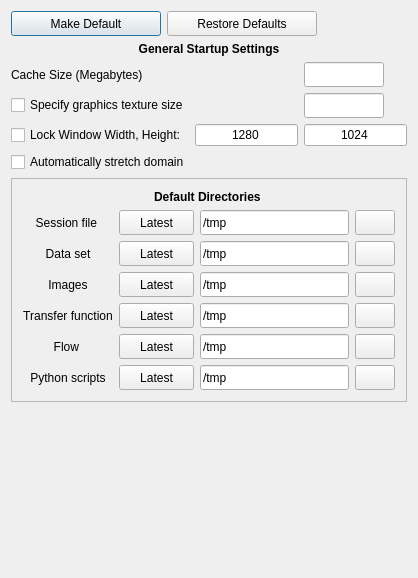
Old version of the form apps/vaporgui/startupTab.ui in the repository StasJ/vapor-formatted.
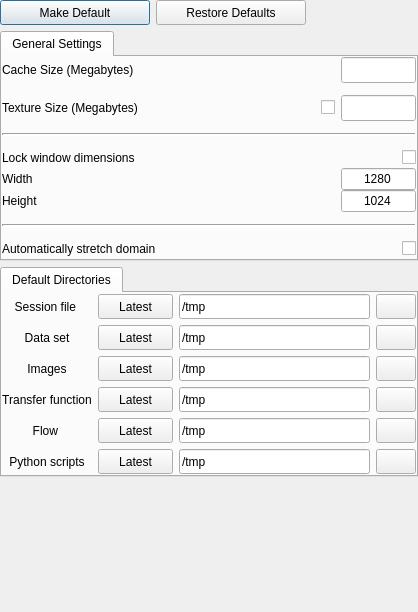
New version of the form.

```diff
--- a/apps/vaporgui/startupTab.ui
+++ b/apps/vaporgui/startupTab.ui
@@ -7,7 +7,7 @@
     <x>0</x>
     <y>0</y>
     <width>418</width>
-    <height>578</height>
+    <height>612</height>
    </rect>
   </property>
   <property name="minimumSize">
@@ -34,9 +34,19 @@
   <property name="whatsThis">
    <string>&lt;html&gt;&lt;head/&gt;&lt;body&gt;&lt;p&gt;The startup settings are used when VAPOR is started.  Click &amp;quot;Make Default&amp;quot; to make the changes apply the next time VAPOR is started. You will need to restart VAPOR in order to apply these settings.&lt;/p&gt;&lt;/body&gt;&lt;/html&gt;</string>
   </property>
-  <layout class="QHBoxLayout" name="horizontalLayout_2">
-   <item>
-    <layout class="QVBoxLayout" name="verticalLayout_2">
+  <layout class="QVBoxLayout" name="verticalLayout_5">
+   <property name="leftMargin">
+    <number>0</number>
+   </property>
+   <property name="topMargin">
+    <number>0</number>
+   </property>
+   <property name="rightMargin">
+    <number>0</number>
+   </property>
+   <property name="bottomMargin">
+    <number>0</number>
+   </property>
      <item>
       <layout class="QHBoxLayout" name="_10">
        <item>
@@ -114,89 +124,33 @@
       </layout>
      </item>
      <item>
-      <widget class="QLabel" name="textLabel1_9">
-       <property name="text">
-        <string>&lt;html&gt;&lt;head/&gt;&lt;body&gt;&lt;p&gt;&lt;span style=&quot; font-weight:600;&quot;&gt;General Startup Settings&lt;/span&gt;&lt;/p&gt;&lt;/body&gt;&lt;/html&gt;</string>
-       </property>
-       <property name="alignment">
-        <set>Qt::AlignCenter</set>
+    <widget class="QTabWidget" name="tabWidget">
+     <property name="currentIndex">
+      <number>0</number>
+     </property>
+     <widget class="QWidget" name="tab_2">
+      <attribute name="title">
+       <string>General Settings</string>
+      </attribute>
+      <layout class="QVBoxLayout" name="verticalLayout_2">
+       <property name="spacing">
+        <number>12</number>
        </property>
-       <property name="wordWrap">
-        <bool>true</bool>
+       <property name="leftMargin">
+        <number>0</number>
        </property>
-      </widget>
-     </item>
-     <item>
-      <layout class="QVBoxLayout" name="_4">
-       <item>
-        <layout class="QGridLayout" name="_5">
-         <item row="0" column="2">
-          <widget class="QLineEdit" name="cacheSizeEdit">
-           <property name="minimumSize">
-            <size>
-             <width>0</width>
-             <height>25</height>
-            </size>
-           </property>
-           <property name="maximumSize">
-            <size>
-             <width>80</width>
-             <height>32767</height>
-            </size>
-           </property>
-           <property name="toolTip">
-            <string>Specify total number of megabytes that will be used for data cache</string>
-           </property>
-           <property name="whatsThis">
-            <string>The data cache size is the total amount of memory that VAPOR will used to hold volume data.  Best performance is obtained by choosing a value approximately equal to the physical memory that is available for the application.  If this is too large or too small the performance will be slowed.</string>
-           </property>
-           <property name="alignment">
-            <set>Qt::AlignHCenter</set>
-           </property>
-          </widget>
-         </item>
-         <item row="1" column="2">
-          <widget class="QLineEdit" name="textureSizeEdit">
-           <property name="minimumSize">
-            <size>
-             <width>0</width>
-             <height>25</height>
-            </size>
-           </property>
-           <property name="maximumSize">
-            <size>
-             <width>80</width>
-             <height>32767</height>
-            </size>
-           </property>
-           <property name="toolTip">
-            <string>Specify max 3D graphics texture size along each axis</string>
-           </property>
-           <property name="whatsThis">
-            <string>VAPOR normally provides a reasonable default graphics texture size.  However in some cases the size is too small (resulting in poor performance) or too large (resulting in garbage images).  These problems can be resolved by tuning this texture size parameter.  This parameter represents the side of the largest cube that will be rendered from the GPU texture memory.  The texture size should be chosen small enough that very large images can be rendered correctly, but large enough so that this rendering is reasonably fast.</string>
-           </property>
-           <property name="alignment">
-            <set>Qt::AlignHCenter</set>
-           </property>
-          </widget>
-         </item>
-         <item row="0" column="1">
-          <spacer name="spacer2_2">
-           <property name="orientation">
-            <enum>Qt::Horizontal</enum>
-           </property>
-           <property name="sizeType">
-            <enum>QSizePolicy::Expanding</enum>
-           </property>
-           <property name="sizeHint" stdset="0">
-            <size>
-             <width>69</width>
-             <height>21</height>
-            </size>
-           </property>
-          </spacer>
-         </item>
-         <item row="0" column="0">
+       <property name="topMargin">
+        <number>0</number>
+       </property>
+       <property name="rightMargin">
+        <number>0</number>
+       </property>
+       <property name="bottomMargin">
+        <number>0</number>
+       </property>
+       <item>
+        <layout class="QHBoxLayout" name="horizontalLayout">
+         <item>
           <widget class="QLabel" name="textLabel1_2">
            <property name="whatsThis">
             <string>The data cache size is the total amount of memory that VAPOR will used to hold volume data.  Best performance is obtained by choosing a value approximately equal to the physical memory that is available for the application.  If this is too large or too small the performance will be slowed.</string>
@@ -209,7 +163,75 @@
            </property>
           </widget>
          </item>
-         <item row="1" column="0">
+         <item>
+          <spacer name="spacer2_2">
+           <property name="orientation">
+            <enum>Qt::Horizontal</enum>
+           </property>
+           <property name="sizeType">
+            <enum>QSizePolicy::Expanding</enum>
+           </property>
+           <property name="sizeHint" stdset="0">
+            <size>
+             <width>69</width>
+             <height>21</height>
+            </size>
+           </property>
+          </spacer>
+         </item>
+         <item>
+          <widget class="QLineEdit" name="cacheSizeEdit">
+           <property name="minimumSize">
+            <size>
+             <width>0</width>
+             <height>25</height>
+            </size>
+           </property>
+           <property name="maximumSize">
+            <size>
+             <width>75</width>
+             <height>32767</height>
+            </size>
+           </property>
+           <property name="toolTip">
+            <string>Specify total number of megabytes that will be used for data cache</string>
+           </property>
+           <property name="whatsThis">
+            <string>The data cache size is the total amount of memory that VAPOR will used to hold volume data.  Best performance is obtained by choosing a value approximately equal to the physical memory that is available for the application.  If this is too large or too small the performance will be slowed.</string>
+           </property>
+           <property name="alignment">
+            <set>Qt::AlignHCenter</set>
+           </property>
+          </widget>
+         </item>
+        </layout>
+       </item>
+       <item>
+        <layout class="QHBoxLayout" name="horizontalLayout_2">
+         <item>
+          <widget class="QLabel" name="label">
+           <property name="text">
+            <string>Texture Size (Megabytes)</string>
+           </property>
+          </widget>
+         </item>
+         <item>
+          <spacer name="spacer25_3">
+           <property name="orientation">
+            <enum>Qt::Horizontal</enum>
+           </property>
+           <property name="sizeType">
+            <enum>QSizePolicy::Expanding</enum>
+           </property>
+           <property name="sizeHint" stdset="0">
+            <size>
+             <width>69</width>
+             <height>20</height>
+            </size>
+           </property>
+          </spacer>
+         </item>
+         <item>
           <widget class="QCheckBox" name="textureSizeCheckbox">
            <property name="toolTip">
             <string>Click to override default graphics texture size</string>
@@ -218,28 +240,133 @@
             <string>VAPOR normally provides a reasonable default graphics texture size.  However in some cases the size is too small (resulting in poor performance) or too large (resulting in garbage images).  These problems can be resolved by tuning this texture size parameter.  This parameter represents the side of the largest cube that will be rendered from the GPU texture memory.  The texture size should be chosen small enough that very large images can be rendered correctly, but large enough so that this rendering is reasonably fast.</string>
            </property>
            <property name="text">
-            <string>Specify graphics texture size</string>
+            <string/>
            </property>
           </widget>
          </item>
-         <item row="1" column="1">
-          <spacer name="spacer25_3">
+         <item>
+          <widget class="QLineEdit" name="textureSizeEdit">
+           <property name="minimumSize">
+            <size>
+             <width>0</width>
+             <height>25</height>
+            </size>
+           </property>
+           <property name="maximumSize">
+            <size>
+             <width>75</width>
+             <height>32767</height>
+            </size>
+           </property>
+           <property name="toolTip">
+            <string>Specify max 3D graphics texture size along each axis</string>
+           </property>
+           <property name="whatsThis">
+            <string>VAPOR normally provides a reasonable default graphics texture size.  However in some cases the size is too small (resulting in poor performance) or too large (resulting in garbage images).  These problems can be resolved by tuning this texture size parameter.  This parameter represents the side of the largest cube that will be rendered from the GPU texture memory.  The texture size should be chosen small enough that very large images can be rendered correctly, but large enough so that this rendering is reasonably fast.</string>
+           </property>
+           <property name="alignment">
+            <set>Qt::AlignHCenter</set>
+           </property>
+          </widget>
+         </item>
+        </layout>
+       </item>
+       <item>
+        <widget class="Line" name="line">
+         <property name="lineWidth">
+          <number>2</number>
+         </property>
            <property name="orientation">
             <enum>Qt::Horizontal</enum>
            </property>
-           <property name="sizeType">
-            <enum>QSizePolicy::Expanding</enum>
-           </property>
+        </widget>
+       </item>
+       <item>
+        <layout class="QVBoxLayout" name="verticalLayout_4">
+         <property name="spacing">
+          <number>0</number>
+         </property>
+         <property name="bottomMargin">
+          <number>0</number>
+         </property>
+         <item>
+          <layout class="QHBoxLayout" name="horizontalLayout_3">
+           <item>
+            <widget class="QLabel" name="label_4">
+             <property name="text">
+              <string>Lock window dimensions</string>
+             </property>
+            </widget>
+           </item>
+           <item>
+            <spacer name="horizontalSpacer_3">
+             <property name="orientation">
+              <enum>Qt::Horizontal</enum>
+             </property>
            <property name="sizeHint" stdset="0">
             <size>
-             <width>69</width>
+               <width>40</width>
              <height>20</height>
             </size>
            </property>
           </spacer>
          </item>
-         <item row="2" column="1">
+           <item>
+            <widget class="QCheckBox" name="lockSizeCheckbox">
+             <property name="toolTip">
+              <string>&lt;!DOCTYPE HTML PUBLIC &quot;-//W3C//DTD HTML 4.0//EN&quot; &quot;http://www.w3.org/TR/REC-html40/strict.dtd&quot;&gt;
+&lt;html&gt;&lt;head&gt;&lt;meta name=&quot;qrichtext&quot; content=&quot;1&quot; /&gt;&lt;style type=&quot;text/css&quot;&gt;
+p, li { white-space: pre-wrap; }
+&lt;/style&gt;&lt;/head&gt;&lt;body style=&quot; font-family:'MS Shell Dlg 2'; font-size:8.25pt; font-weight:400; font-style:normal;&quot;&gt;
+&lt;p style=&quot; margin-top:0px; margin-bottom:0px; margin-left:0px; margin-right:0px; -qt-block-indent:0; text-indent:0px;&quot;&gt;&lt;span style=&quot; font-size:8pt;&quot;&gt;When checked, the VAPOR window is required (at the next time vaporgui starts) to have the specified width and height.  Preferences must be saved for this to take effect.&lt;/span&gt;&lt;/p&gt;&lt;/body&gt;&lt;/html&gt;</string>
+             </property>
+             <property name="whatsThis">
+              <string>&lt;!DOCTYPE HTML PUBLIC &quot;-//W3C//DTD HTML 4.0//EN&quot; &quot;http://www.w3.org/TR/REC-html40/strict.dtd&quot;&gt;
+&lt;html&gt;&lt;head&gt;&lt;meta name=&quot;qrichtext&quot; content=&quot;1&quot; /&gt;&lt;style type=&quot;text/css&quot;&gt;
+p, li { white-space: pre-wrap; }
+&lt;/style&gt;&lt;/head&gt;&lt;body style=&quot; font-family:'MS Shell Dlg 2'; font-size:8.25pt; font-weight:400; font-style:normal;&quot;&gt;
+&lt;p style=&quot; margin-top:0px; margin-bottom:0px; margin-left:0px; margin-right:0px; -qt-block-indent:0; text-indent:0px;&quot;&gt;&lt;span style=&quot; font-size:8pt;&quot;&gt;This setting only takes place after the preferences are saved to disk and vaporgui is restarted.  When the checkbox is checked, the specified window width and height will be used the next time vaporgui is launched.&lt;/span&gt;&lt;/p&gt;&lt;/body&gt;&lt;/html&gt;</string>
+             </property>
+             <property name="text">
+              <string/>
+             </property>
+            </widget>
+           </item>
+          </layout>
+         </item>
+         <item>
+          <layout class="QHBoxLayout" name="horizontalLayout_4">
+           <property name="spacing">
+            <number>0</number>
+           </property>
+           <item>
+            <widget class="QLabel" name="label_2">
+             <property name="text">
+              <string>Width</string>
+             </property>
+            </widget>
+           </item>
+           <item>
+            <spacer name="horizontalSpacer">
+             <property name="orientation">
+              <enum>Qt::Horizontal</enum>
+             </property>
+             <property name="sizeHint" stdset="0">
+              <size>
+               <width>40</width>
+               <height>20</height>
+              </size>
+             </property>
+            </spacer>
+           </item>
+           <item>
           <widget class="QLineEdit" name="winWidthEdit">
+             <property name="maximumSize">
+              <size>
+               <width>75</width>
+               <height>16777215</height>
+              </size>
+             </property>
            <property name="toolTip">
             <string>&lt;!DOCTYPE HTML PUBLIC &quot;-//W3C//DTD HTML 4.0//EN&quot; &quot;http://www.w3.org/TR/REC-html40/strict.dtd&quot;&gt;
 &lt;html&gt;&lt;head&gt;&lt;meta name=&quot;qrichtext&quot; content=&quot;1&quot; /&gt;&lt;style type=&quot;text/css&quot;&gt;
@@ -262,8 +389,44 @@
            </property>
           </widget>
          </item>
-         <item row="2" column="2">
+          </layout>
+         </item>
+         <item>
+          <layout class="QHBoxLayout" name="horizontalLayout_5">
+           <property name="spacing">
+            <number>0</number>
+           </property>
+           <property name="bottomMargin">
+            <number>0</number>
+           </property>
+           <item>
+            <widget class="QLabel" name="label_3">
+             <property name="text">
+              <string>Height</string>
+             </property>
+            </widget>
+           </item>
+           <item>
+            <spacer name="horizontalSpacer_2">
+             <property name="orientation">
+              <enum>Qt::Horizontal</enum>
+             </property>
+             <property name="sizeHint" stdset="0">
+              <size>
+               <width>40</width>
+               <height>20</height>
+              </size>
+             </property>
+            </spacer>
+           </item>
+           <item>
           <widget class="QLineEdit" name="winHeightEdit">
+             <property name="maximumSize">
+              <size>
+               <width>75</width>
+               <height>16777215</height>
+              </size>
+             </property>
            <property name="toolTip">
             <string>&lt;!DOCTYPE HTML PUBLIC &quot;-//W3C//DTD HTML 4.0//EN&quot; &quot;http://www.w3.org/TR/REC-html40/strict.dtd&quot;&gt;
 &lt;html&gt;&lt;head&gt;&lt;meta name=&quot;qrichtext&quot; content=&quot;1&quot; /&gt;&lt;style type=&quot;text/css&quot;&gt;
@@ -286,28 +449,41 @@
            </property>
           </widget>
          </item>
-         <item row="2" column="0">
-          <widget class="QCheckBox" name="lockSizeCheckbox">
-           <property name="toolTip">
-            <string>&lt;!DOCTYPE HTML PUBLIC &quot;-//W3C//DTD HTML 4.0//EN&quot; &quot;http://www.w3.org/TR/REC-html40/strict.dtd&quot;&gt;
-&lt;html&gt;&lt;head&gt;&lt;meta name=&quot;qrichtext&quot; content=&quot;1&quot; /&gt;&lt;style type=&quot;text/css&quot;&gt;
-p, li { white-space: pre-wrap; }
-&lt;/style&gt;&lt;/head&gt;&lt;body style=&quot; font-family:'MS Shell Dlg 2'; font-size:8.25pt; font-weight:400; font-style:normal;&quot;&gt;
-&lt;p style=&quot; margin-top:0px; margin-bottom:0px; margin-left:0px; margin-right:0px; -qt-block-indent:0; text-indent:0px;&quot;&gt;&lt;span style=&quot; font-size:8pt;&quot;&gt;When checked, the VAPOR window is required (at the next time vaporgui starts) to have the specified width and height.  Preferences must be saved for this to take effect.&lt;/span&gt;&lt;/p&gt;&lt;/body&gt;&lt;/html&gt;</string>
-           </property>
-           <property name="whatsThis">
-            <string>&lt;!DOCTYPE HTML PUBLIC &quot;-//W3C//DTD HTML 4.0//EN&quot; &quot;http://www.w3.org/TR/REC-html40/strict.dtd&quot;&gt;
-&lt;html&gt;&lt;head&gt;&lt;meta name=&quot;qrichtext&quot; content=&quot;1&quot; /&gt;&lt;style type=&quot;text/css&quot;&gt;
-p, li { white-space: pre-wrap; }
-&lt;/style&gt;&lt;/head&gt;&lt;body style=&quot; font-family:'MS Shell Dlg 2'; font-size:8.25pt; font-weight:400; font-style:normal;&quot;&gt;
-&lt;p style=&quot; margin-top:0px; margin-bottom:0px; margin-left:0px; margin-right:0px; -qt-block-indent:0; text-indent:0px;&quot;&gt;&lt;span style=&quot; font-size:8pt;&quot;&gt;This setting only takes place after the preferences are saved to disk and vaporgui is restarted.  When the checkbox is checked, the specified window width and height will be used the next time vaporgui is launched.&lt;/span&gt;&lt;/p&gt;&lt;/body&gt;&lt;/html&gt;</string>
-           </property>
+          </layout>
+         </item>
+        </layout>
+       </item>
+       <item>
+        <widget class="Line" name="line_2">
+         <property name="lineWidth">
+          <number>2</number>
+         </property>
+         <property name="orientation">
+          <enum>Qt::Horizontal</enum>
+         </property>
+        </widget>
+       </item>
+       <item>
+        <layout class="QHBoxLayout" name="horizontalLayout_6">
+         <item>
+          <widget class="QLabel" name="label_5">
            <property name="text">
-            <string>Lock Window Width, Height:</string>
+            <string>Automatically stretch domain</string>
            </property>
           </widget>
          </item>
-        </layout>
+         <item>
+          <spacer name="horizontalSpacer_4">
+           <property name="orientation">
+            <enum>Qt::Horizontal</enum>
+           </property>
+           <property name="sizeHint" stdset="0">
+            <size>
+             <width>40</width>
+             <height>20</height>
+            </size>
+           </property>
+          </spacer>
        </item>
        <item>
         <widget class="QCheckBox" name="autoStretchCheckbox">
@@ -315,42 +491,43 @@
           <string>When loading data, the shortest dimension is shorter than 1/10 of the longest then stretch it to 1/2 the longest</string>
          </property>
          <property name="text">
-          <string>Automatically stretch domain</string>
+            <string/>
          </property>
         </widget>
        </item>
-       <item>
-        <layout class="QHBoxLayout" name="horizontalLayout_8"/>
+        </layout>
        </item>
       </layout>
+     </widget>
+    </widget>
      </item>
      <item>
-      <widget class="QFrame" name="defaultDirectoryFrame">
-       <property name="whatsThis">
-        <string>The default directories are those directories that are initially used when the application is started or when data is loaded into a default session.  Changing them in this panel will not take effect until the next time a dataset is loaded.  You can set a default directory to the currently used directory by clicking the &quot;Latest&quot; button in this panel.  The current directories (not necessarily these default directories) are saved in a vapor session file.  A default directory of &quot;.&quot; indicates the directory from which the application was launched.</string>
-       </property>
-       <property name="frameShape">
-        <enum>QFrame::StyledPanel</enum>
+    <widget class="QTabWidget" name="defaultDirectoryTab">
+     <property name="currentIndex">
+      <number>0</number>
+     </property>
+     <widget class="QWidget" name="tab">
+      <attribute name="title">
+       <string>Default Directories</string>
+      </attribute>
+      <layout class="QVBoxLayout" name="verticalLayout_3">
+       <property name="spacing">
+        <number>0</number>
        </property>
-       <property name="frameShadow">
-        <enum>QFrame::Raised</enum>
+       <property name="leftMargin">
+        <number>0</number>
        </property>
-       <layout class="QHBoxLayout" name="horizontalLayout">
+       <property name="topMargin">
+        <number>0</number>
+       </property>
+       <property name="rightMargin">
+        <number>0</number>
+       </property>
+       <property name="bottomMargin">
+        <number>0</number>
+       </property>
         <item>
          <layout class="QVBoxLayout" name="verticalLayout">
-          <item>
-           <widget class="QLabel" name="textLabel1_4_2">
-            <property name="text">
-             <string>&lt;b&gt;Default Directories &lt;/b&gt;</string>
-            </property>
-            <property name="alignment">
-             <set>Qt::AlignCenter</set>
-            </property>
-            <property name="wordWrap">
-             <bool>true</bool>
-            </property>
-           </widget>
-          </item>
           <item>
            <layout class="QGridLayout" name="gridLayout">
             <item row="0" column="0">
@@ -838,6 +1015,10 @@
          </layout>
         </item>
        </layout>
+      <zorder></zorder>
+      <zorder>textLabel1_4_2</zorder>
+      <zorder>layoutWidget</zorder>
+     </widget>
       </widget>
      </item>
      <item>
@@ -851,12 +1032,10 @@
        <property name="sizeHint" stdset="0">
         <size>
          <width>20</width>
-         <height>17</height>
+       <height>22</height>
         </size>
        </property>
       </spacer>
-     </item>
-    </layout>
    </item>
   </layout>
  </widget>
```
Left out of the diff: 14 changed lines with no effect on the pictures. Lines whose indentation alone changed are shown as unchanged.
